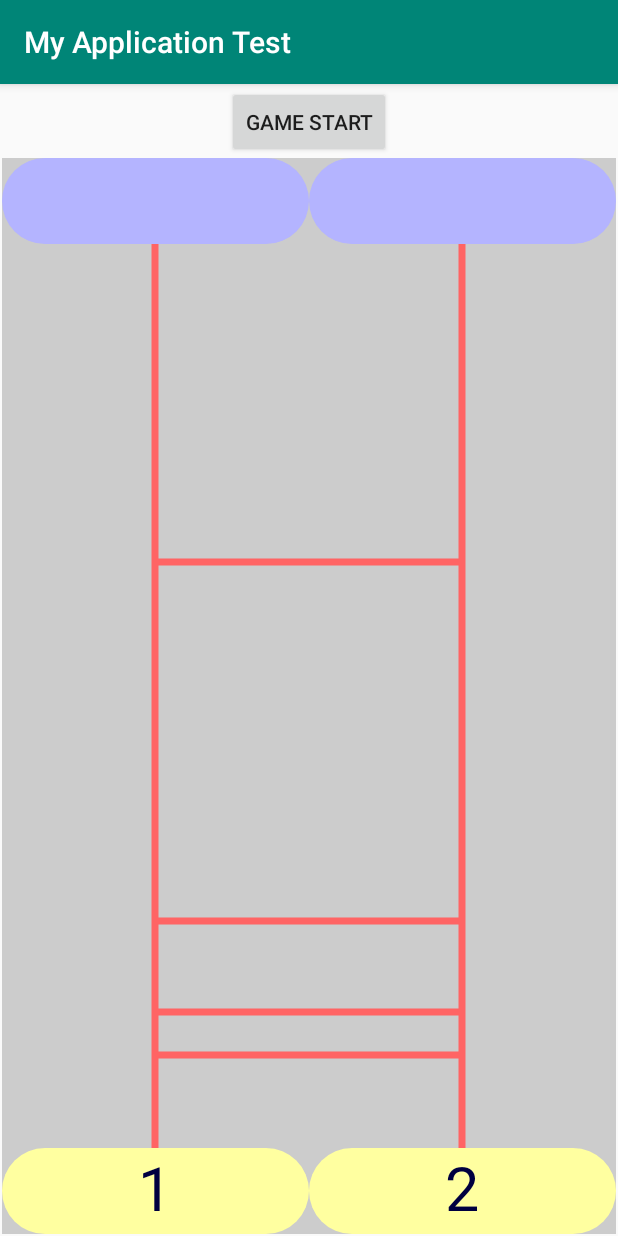
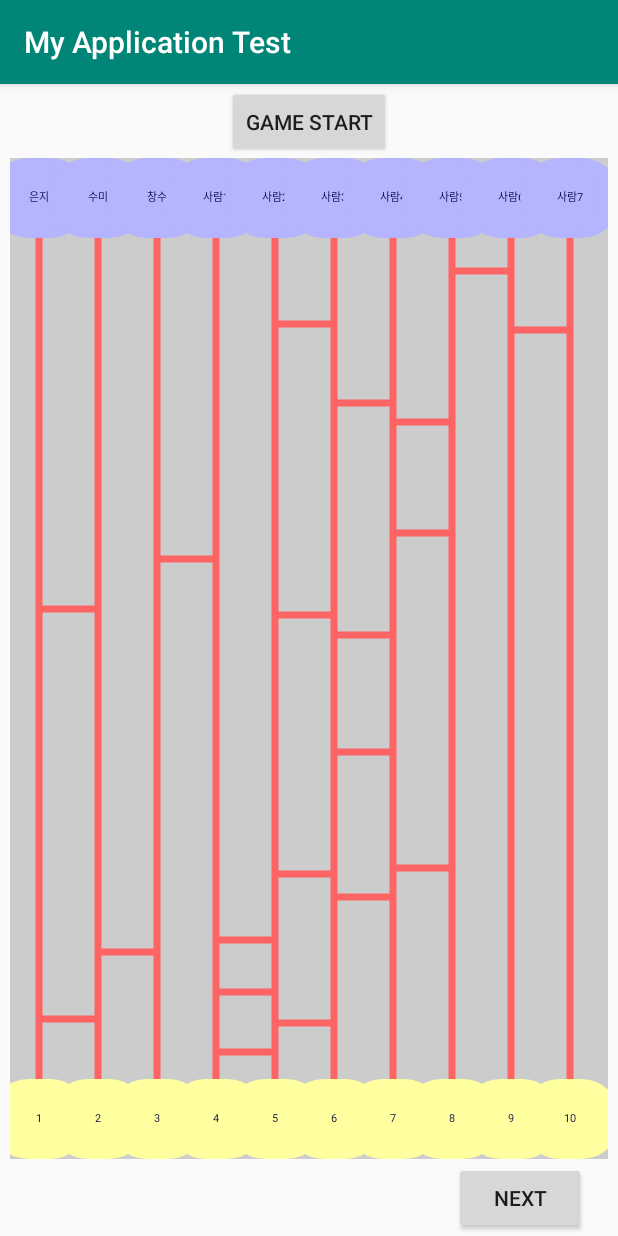
Before and after one commit to PangSu0/EMeetingWhat, an Android app: the Step5_2_RandomLadderActivity screen opened directly, with no data from a screen before it, on a phone screen of 412 x 824 dp. Run offline under Robolectric (Android 15) with nearby library versions, the phone set to English and light mode, and no system bars.

Commit message:
Step3_2, Step4_2, Step5_1, Step5_2 구현완료 하지만 Step5_1 ListView 안에 Spinner를 넣으면 클릭되지 않음 해결해야됨 화가 매우남.

```diff
--- a/app/src/main/AndroidManifest.xml
+++ b/app/src/main/AndroidManifest.xml
@@ -30,6 +30,9 @@
             android:theme="@style/AppTheme.NoActionBar"
             />
         <activity android:name=".MainGroupList" />
+        <activity android:name=".Step3_2_TargetAmountActivity"/>
+        <activity android:name=".Step4_2_InviteMemberActivity"/>
+        <activity android:name=".Step5_1_SelectTextActivity"/>
         <activity android:name=".Step5_2_RandomLadderActivity"/>
         <activity android:name=".RandomSelectActivity"/>
         <activity android:name=".ResultActivity"/>
--- a/app/src/main/java/com/example/emeetingwhat/Step5_2_RandomLadderActivity.java
+++ b/app/src/main/java/com/example/emeetingwhat/Step5_2_RandomLadderActivity.java
@@ -16,26 +16,22 @@ import android.widget.Toast;
 
 import androidx.appcompat.app.AppCompatActivity;
 
-import com.example.emeetingwhat.R;
-
 import java.util.ArrayList;
 
 public class Step5_2_RandomLadderActivity extends AppCompatActivity {
-    int mPeopleMax = 2;
-    //ArrayList<String> mArPeople = null;         // 사람 정보 배열
+    int mPeopleMax;
     ArrayList<PeopleInfo> mArPeople = null;         // 사람 정보 배열
-    ArrayList<Integer> mPersonNumber = null;        // 순번 정보 배열
     ArrayList<Point> mArHBar = null;            // 수평 사다리 정보 배열
     MainView mainView;
-    int mCanvasW = 200;         // 캔버스 넓이
-    int mCanvasH = 200;         // 캔버스 높이
+    int mCanvasW;         // 캔버스 넓이
+    int mCanvasH;         // 캔버스 높이
     int mMoveUnitH = 10;        // 수평 이동 단위
     int mMoveUnitV = 10;        // 수직 이동 단위
 
     @Override
     protected void onCreate(Bundle savedInstanceState) {
         super.onCreate(savedInstanceState);
-        setContentView(R.layout.activity_random_ladder);
+        setContentView(R.layout.activity_step5_2_random_ladder);
 
         mainView = new MainView(this);
         RelativeLayout layoutCanvas = (RelativeLayout)findViewById(R.id.layoutCanvas);
@@ -45,37 +41,33 @@ public class Step5_2_RandomLadderActivity extends AppCompatActivity {
         readIntent(getIntent());
 
     }
-
+    public ArrayList<String> setInitName() {
+        ArrayList<String> mTempName = new ArrayList<>();
+        mTempName.add("은지");
+        mTempName.add("수미");
+        mTempName.add("창수");
+        for (int i = 0; i < 7; i++) {
+            mTempName.add("사람" + (i + 1));
+        }
+        return mTempName;
+    }
     // Intent 에서 데이터를 읽는다
     public void readIntent(Intent intent) {
-        //mArPeople = new ArrayList<String>();
+        ArrayList<String> mTempName = setInitName();
+
         mArPeople = new ArrayList<>();
 
         // 최대 인원수
-        mPeopleMax = intent.getIntExtra("PeopleMax", 2);
+        mPeopleMax = mTempName.size();
 
         // '이름' 목록 추출
         for(int i=0; i < mPeopleMax; i++) {
-            String strName = intent.getStringExtra("Name" + i);
-            PeopleInfo pi = new PeopleInfo(strName, i);
+            PeopleInfo pi = new PeopleInfo(mTempName.get(i), i);
             mArPeople.add(pi);
             //mArPeople.add(strName);
         }
-
-        /* TODO : 삭제 필요
-        // '벌칙' 목록 추출
-        for(int i=0; i < mPeopleMax; i++) {
-            String strPresent = intent.getStringExtra("Present" + i);
-            mArPresent.add(strPresent);
-        }
-        */
-        //Toast.makeText(getApplicationContext(), mPeopleMax + " / " + mArPeople.get.toString() + " / " + mArPresent.toString(), Toast.LENGTH_SHORT).show();
     }
 
-    public void onBackPressed() {
-        //뒤로 가지 못하게 하기
-        //super.onBackPressed();
-    }
     // 버튼 클릭 이벤트 함수
     public void onClick(View v) {
         if(v.getId() == R.id.btnGameStart)
@@ -302,7 +294,7 @@ public class Step5_2_RandomLadderActivity extends AppCompatActivity {
     public Rect getLadderArea() {
         Rect rtPart = new Rect(0, 0, mCanvasW, mCanvasH);
         rtPart.top = (int)(mCanvasH * 0.08);
-        rtPart.bottom = (int)(mCanvasH - rtPart.top);
+        rtPart.bottom = (mCanvasH - rtPart.top);
         return rtPart;
     }
 
--- a/app/src/main/res/layout/activity_random_ladder.xml
+++ /dev/null
@@ -1,27 +0,0 @@
-<?xml version="1.0" encoding="utf-8"?>
-<RelativeLayout xmlns:android="http://schemas.android.com/apk/res/android"
-xmlns:tools="http://schemas.android.com/tools"
-android:layout_width="match_parent"
-android:layout_height="match_parent"
-android:paddingBottom="1dp"
-android:paddingLeft="1dp"
-android:paddingRight="1dp"
-android:paddingTop="1dp"
-tools:context="com.example.emeetingwhat.Step5_2_RandomLadderActivity">
-
-<Button
-    android:id="@+id/btnGameStart"
-    android:onClick="onClick"
-    android:layout_width="wrap_content"
-    android:layout_height="wrap_content"
-    android:layout_centerHorizontal="true"
-    android:layout_alignParentTop="true"
-    android:text="Game Start" />
-
-<RelativeLayout
-    android:id="@+id/layoutCanvas"
-    android:layout_width="match_parent"
-    android:layout_height="match_parent"
-    android:layout_below="@+id/btnGameStart"/>
-
-</RelativeLayout>
--- /dev/null
+++ b/app/src/main/res/layout/activity_step5_2_random_ladder.xml
@@ -0,0 +1,41 @@
+<?xml version="1.0" encoding="utf-8"?>
+<RelativeLayout xmlns:android="http://schemas.android.com/apk/res/android"
+    xmlns:tools="http://schemas.android.com/tools"
+android:layout_width="match_parent"
+android:layout_height="match_parent"
+android:paddingBottom="1dp"
+android:paddingLeft="1dp"
+android:paddingRight="1dp"
+android:paddingTop="1dp"
+tools:context="com.example.emeetingwhat.Step5_2_RandomLadderActivity">
+
+    <Button
+        android:id="@+id/btnStep5_1_Next5"
+        android:layout_width="88dp"
+        android:layout_height="48dp"
+        android:layout_alignBottom="@+id/layoutCanvas"
+        android:layout_alignParentEnd="true"
+        android:layout_marginEnd="20dp"
+        android:layout_marginBottom="-50dp"
+        android:onClick="onClick"
+        android:text="next" />
+
+    <Button
+    android:id="@+id/btnGameStart"
+    android:onClick="onClick"
+    android:layout_width="wrap_content"
+    android:layout_height="wrap_content"
+    android:layout_centerHorizontal="true"
+    android:layout_alignParentTop="true"
+    android:text="Game Start" />
+
+    <RelativeLayout
+        android:id="@+id/layoutCanvas"
+        android:layout_width="match_parent"
+        android:layout_height="match_parent"
+        android:layout_below="@+id/btnGameStart"
+        android:layout_marginLeft="5dp"
+        android:layout_marginRight="5dp"
+        android:layout_marginBottom="50dp" />
+
+</RelativeLayout>
```
Also changed, not shown: app/src/main/java/com/example/emeetingwhat/Step3_2_TargetAmountActivity.java (+19 -1 lines), app/src/main/java/com/example/emeetingwhat/Step4_2_InviteMemberActivity.java (+14 -2 lines), app/src/main/java/com/example/emeetingwhat/Step5_1_SelectTextActivity.java (+72 -107 lines), app/src/main/res/layout/activity_step3_2_target_amount.xml (+5 -2 lines), app/src/main/res/layout/activity_step4_2_invite_member.xml (+6 -1 lines), app/src/main/res/layout/activity_step5_1_select_text.xml (+24 -2 lines), app/src/main/res/layout/custom_list_item.xml (+5 -9 lines).
